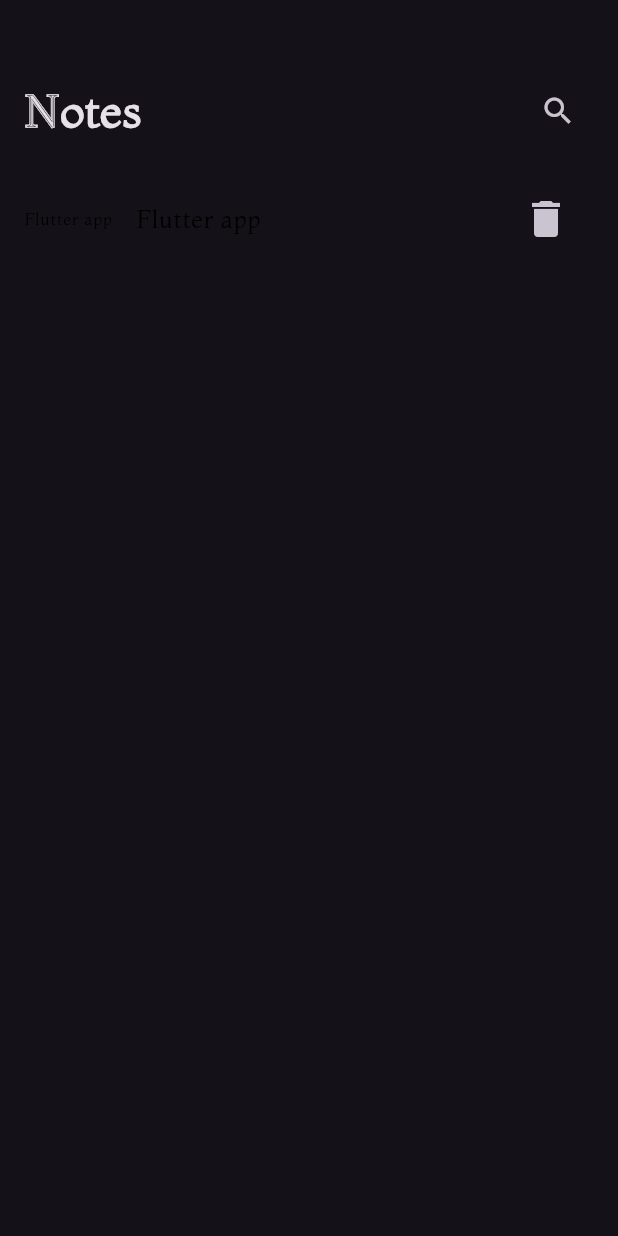
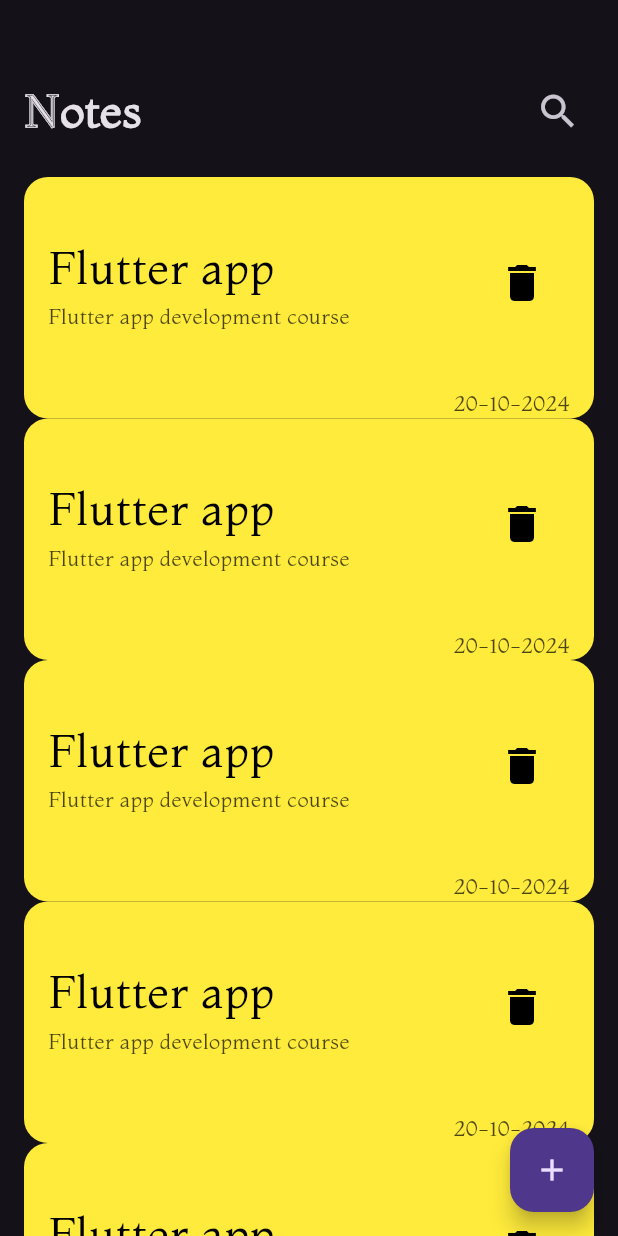
Before and after one commit to mostafaali2002/notes_app, a Flutter app: the screen it shows after launch, on a phone screen of 412 x 824 dp. Run offline on Flutter 3.47's test engine with Material 3 defaults, Android fonts, the phone set to English and light mode, and no system bars; our stand-ins replace hive_flutter; accounts and stored records are empty.

Commit message:
create note card and cardlist

```diff
--- a/lib/views/notes_view.dart
+++ b/lib/views/notes_view.dart
@@ -6,8 +6,19 @@
 
   @override
   Widget build(BuildContext context) {
-    return const Scaffold(
-      body: NotesBody(),
+    return Scaffold(
+      floatingActionButton: FloatingActionButton(
+        child: const Icon(Icons.add),
+        onPressed: () {
+          showBottomSheet(
+            context: context,
+            builder: (context) {
+              return Container();
+            },
+          );
+        },
+      ),
+      body: const NotesBody(),
     );
   }
 }
--- a/lib/widget/custom_appbar.dart
+++ b/lib/widget/custom_appbar.dart
@@ -19,7 +19,11 @@
             text,
             style: const TextStyle(fontSize: 30, fontWeight: FontWeight.bold),
           ),
-          IconButton(onPressed: () {}, icon: icon)
+          IconButton(
+            onPressed: () {},
+            icon: icon,
+            iconSize: 30,
+          )
         ],
       ),
     );
--- a/lib/widget/notes_body.dart
+++ b/lib/widget/notes_body.dart
@@ -18,8 +18,24 @@
         SizedBox(
           height: 20,
         ),
-        NotesCard()
+        Expanded(child: NoteCardList())
       ],
     );
   }
 }
+
+class NoteCardList extends StatelessWidget {
+  const NoteCardList({
+    super.key,
+  });
+
+  @override
+  Widget build(BuildContext context) {
+    return ListView.builder(
+      padding: EdgeInsets.zero,
+      itemBuilder: (context, index) {
+        return NotesCard();
+      },
+    );
+  }
+}
--- a/lib/widget/notes_card.dart
+++ b/lib/widget/notes_card.dart
@@ -7,15 +7,46 @@
 
   @override
   Widget build(BuildContext context) {
-    return ListTile(
-      leading: Text("Flutter app", style: TextStyle(color: Colors.black)),
-      title: Text("Flutter app", style: TextStyle(color: Colors.black)),
-      trailing: IconButton(
-          onPressed: () {},
-          icon: Icon(
-            Icons.delete,
-            size: 32,
-          )),
+    return Padding(
+      padding: const EdgeInsets.symmetric(horizontal: 16),
+      child: Container(
+        decoration: BoxDecoration(
+            borderRadius: BorderRadius.circular(16), color: Colors.yellow),
+        child: Column(
+          children: [
+            Padding(
+              padding: const EdgeInsets.symmetric(vertical: 30),
+              child: ListTile(
+                title: const Text("Flutter app",
+                    style: TextStyle(
+                        color: Colors.black,
+                        fontSize: 30,
+                        fontWeight: FontWeight.w500)),
+                subtitle: Text("Flutter app development course",
+                    style: TextStyle(color: Colors.black.withOpacity(.7))),
+                trailing: IconButton(
+                  onPressed: () {},
+                  icon: const Icon(
+                    Icons.delete,
+                    size: 32,
+                    color: Colors.black,
+                  ),
+                ),
+              ),
+            ),
+            Padding(
+              padding: const EdgeInsets.symmetric(horizontal: 16),
+              child: Row(
+                mainAxisAlignment: MainAxisAlignment.end,
+                children: [
+                  Text("20-10-2024",
+                      style: TextStyle(color: Colors.black.withOpacity(.7))),
+                ],
+              ),
+            ),
+          ],
+        ),
+      ),
     );
   }
 }
```
